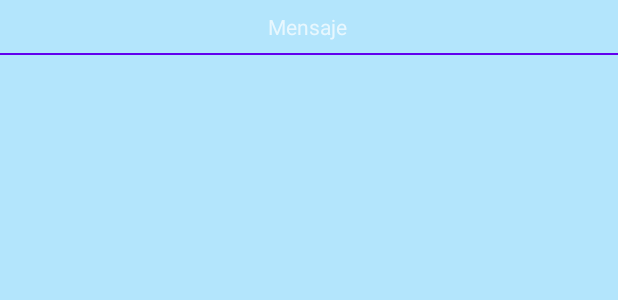
After one commit to LaloTellez19/Covid, an Android app: the layout itemlist.xml on its own in the app's theme, with its tools: preview values and no code run, on a phone screen of 412 x 824 dp. The commit adds this screen. Shown: the top 300 px of the screen. Run offline under Robolectric (Android 15) with nearby library versions, the phone set to English and light mode, and no system bars.

Commit message:
Adapter RecyclerView commit

```diff
--- a/app/src/main/java/com/example/covid/ContinentesFragment.java
+++ b/app/src/main/java/com/example/covid/ContinentesFragment.java
@@ -45,6 +45,7 @@ public class ContinentesFragment extends Fragment {
         americaim = (ImageView) view.findViewById(R.id.america);
         africaim = (ImageView) view.findViewById(R.id.africa);
         oceaniaim = (ImageView) view.findViewById(R.id.oceania);
+
         europaim.setOnClickListener(new View.OnClickListener() {
             @Override
             public void onClick(View v) {
--- a/app/src/main/java/com/example/covid/MainActivity.java
+++ b/app/src/main/java/com/example/covid/MainActivity.java
@@ -18,7 +18,7 @@ public class MainActivity extends AppCompatActivity {
         login.setOnClickListener(new View.OnClickListener() {
             @Override
             public void onClick(View v) {
-                Intent intent = new Intent(v.getContext(), Main2Activity.class);
+                Intent intent = new Intent(v.getContext(), login.class);
                 startActivityForResult(intent,0);
             }
         });
--- /dev/null
+++ b/app/src/main/res/layout/itemlist.xml
@@ -0,0 +1,27 @@
+<?xml version="1.0" encoding="utf-8"?>
+<androidx.constraintlayout.widget.ConstraintLayout xmlns:android="http://schemas.android.com/apk/res/android"
+    xmlns:app="http://schemas.android.com/apk/res-auto"
+    xmlns:tools="http://schemas.android.com/tools"
+    android:layout_width="match_parent"
+    android:background="@color/fondo"
+    android:layout_height="match_parent">
+    <TextView
+        android:id="@+id/idDato"
+        android:layout_width="wrap_content"
+        android:layout_height="wrap_content"
+        android:layout_marginTop="8dp"
+        android:text="Mensaje"
+        app:layout_constraintEnd_toEndOf="parent"
+        app:layout_constraintHorizontal_bias="0.498"
+        app:layout_constraintStart_toStartOf="parent"
+        app:layout_constraintTop_toTopOf="parent"></TextView>
+
+    <TextView
+        android:layout_width="match_parent"
+        android:layout_height="1dp"
+        android:layout_marginTop="8dp"
+        android:background="@color/colorPrimary"
+        app:layout_constraintEnd_toEndOf="parent"
+        app:layout_constraintStart_toStartOf="parent"
+        app:layout_constraintTop_toBottomOf="@+id/idDato"></TextView>
+</androidx.constraintlayout.widget.ConstraintLayout>
```
Also changed, not shown: app/src/main/java/com/example/covid/AdapterDatos.java (added, +49 -0 lines), app/src/main/java/com/example/covid/FragmentPaises.java (+11 -10 lines), app/src/main/java/com/example/covid/Model/Case.java (+0 -8 lines), app/src/main/res/layout/paisesfragment.xml (+8 -18 lines), app/src/main/java/com/example/covid/Main2Activity.java (line endings or trailing spaces).
